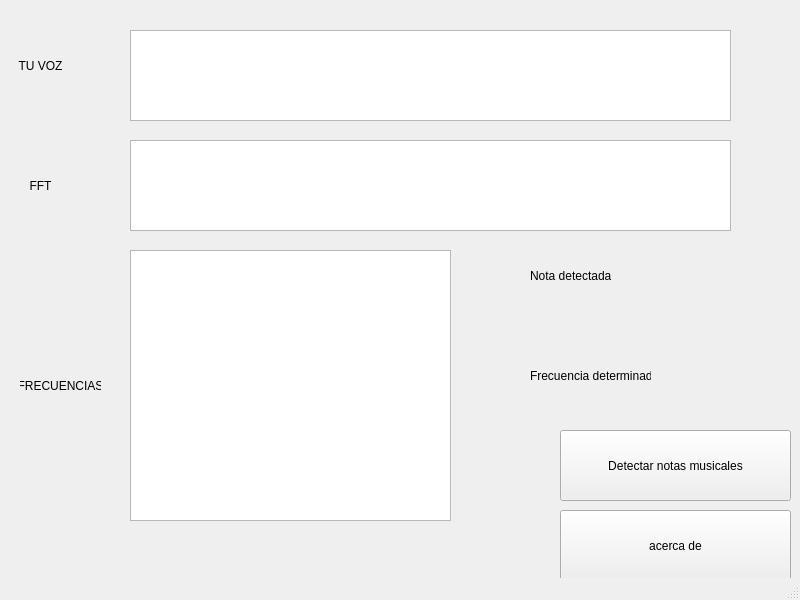
Qt form gui.ui (AllanDeuz/musicsetup) before a commit.
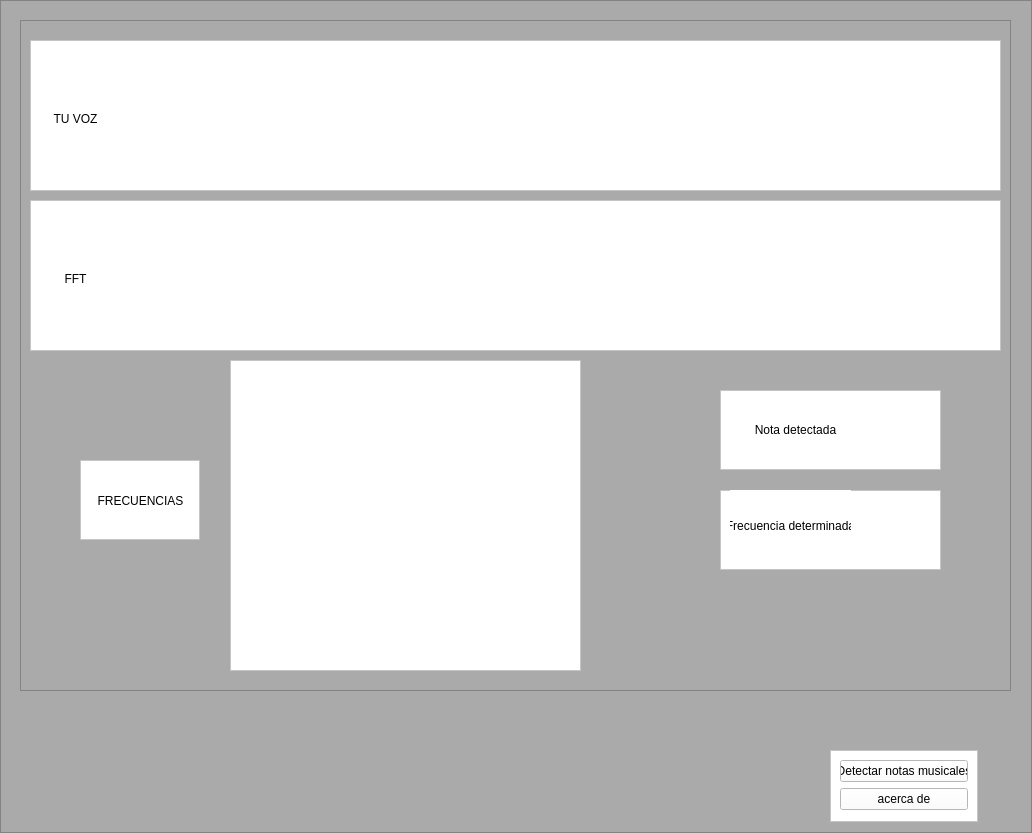
The same form after that commit.

Patch:
```diff
--- a/gui.ui
+++ b/gui.ui
@@ -6,23 +6,74 @@
    <rect>
     <x>0</x>
     <y>0</y>
-    <width>800</width>
-    <height>600</height>
+    <width>1032</width>
+    <height>833</height>
    </rect>
   </property>
   <property name="windowTitle">
    <string>musicSetup</string>
   </property>
   <widget class="QWidget" name="centralwidget">
+   <layout class="QGridLayout" name="gridLayout">
+    <property name="leftMargin">
+     <number>0</number>
+    </property>
+    <property name="topMargin">
+     <number>0</number>
+    </property>
+    <property name="rightMargin">
+     <number>0</number>
+    </property>
+    <property name="bottomMargin">
+     <number>0</number>
+    </property>
+    <item row="0" column="0">
+     <widget class="QFrame" name="frame">
+      <property name="sizePolicy">
+       <sizepolicy hsizetype="Maximum" vsizetype="Preferred">
+        <horstretch>0</horstretch>
+        <verstretch>0</verstretch>
+       </sizepolicy>
+      </property>
+      <property name="maximumSize">
+       <size>
+        <width>1130</width>
+        <height>16777215</height>
+       </size>
+      </property>
+      <property name="styleSheet">
+       <string notr="true">background-color: rgb(170, 170, 170);</string>
+      </property>
+      <property name="frameShape">
+       <enum>QFrame::StyledPanel</enum>
+      </property>
+      <property name="frameShadow">
+       <enum>QFrame::Raised</enum>
+      </property>
+      <property name="lineWidth">
+       <number>1</number>
+      </property>
+      <widget class="QFrame" name="frame_12">
+       <property name="geometry">
+        <rect>
+         <x>830</x>
+         <y>750</y>
+         <width>148</width>
+         <height>72</height>
+        </rect>
+       </property>
+       <property name="styleSheet">
+        <string notr="true">background-color: rgb(255, 255, 255);</string>
+       </property>
+       <property name="frameShape">
+        <enum>QFrame::StyledPanel</enum>
+       </property>
+       <property name="frameShadow">
+        <enum>QFrame::Raised</enum>
+       </property>
+       <layout class="QVBoxLayout" name="verticalLayout_6">
+        <item>
    <widget class="QPushButton" name="BdetectarNota">
-    <property name="geometry">
-     <rect>
-      <x>560</x>
-      <y>430</y>
-      <width>231</width>
-      <height>71</height>
-     </rect>
-    </property>
     <property name="cursor">
      <cursorShape>PointingHandCursor</cursorShape>
     </property>
@@ -42,114 +93,213 @@
      <bool>false</bool>
     </property>
    </widget>
+        </item>
+        <item>
    <widget class="QPushButton" name="BacercaDe">
-    <property name="geometry">
-     <rect>
-      <x>560</x>
-      <y>510</y>
-      <width>231</width>
-      <height>71</height>
-     </rect>
-    </property>
     <property name="text">
      <string>acerca de</string>
     </property>
    </widget>
-   <widget class="QGraphicsView" name="graficoVoz">
-    <property name="geometry">
-     <rect>
-      <x>130</x>
-      <y>30</y>
-      <width>601</width>
-      <height>91</height>
-     </rect>
-    </property>
-   </widget>
-   <widget class="QGraphicsView" name="graficoFFT">
+        </item>
+       </layout>
+      </widget>
+      <widget class="QFrame" name="mainDetectarNotas">
     <property name="geometry">
      <rect>
-      <x>130</x>
-      <y>140</y>
-      <width>601</width>
-      <height>91</height>
-     </rect>
-    </property>
-   </widget>
-   <widget class="QGraphicsView" name="graficoFrecuencia">
-    <property name="geometry">
-     <rect>
-      <x>130</x>
-      <y>250</y>
-      <width>321</width>
-      <height>271</height>
-     </rect>
-    </property>
-   </widget>
-   <widget class="QLabel" name="label">
-    <property name="geometry">
-     <rect>
-      <x>530</x>
-      <y>260</y>
-      <width>81</width>
-      <height>31</height>
-     </rect>
-    </property>
-    <property name="text">
-     <string>Nota detectada</string>
-    </property>
-   </widget>
-   <widget class="QLabel" name="notaDetectada">
+         <x>20</x>
+         <y>20</y>
+         <width>991</width>
+         <height>671</height>
+        </rect>
+       </property>
+       <property name="frameShape">
+        <enum>QFrame::StyledPanel</enum>
+       </property>
+       <property name="frameShadow">
+        <enum>QFrame::Raised</enum>
+       </property>
+       <widget class="QFrame" name="frame_9">
     <property name="geometry">
      <rect>
-      <x>680</x>
-      <y>250</y>
-      <width>51</width>
-      <height>51</height>
-     </rect>
-    </property>
-    <property name="text">
-     <string/>
-    </property>
-    <property name="alignment">
-     <set>Qt::AlignCenter</set>
-    </property>
-   </widget>
+          <x>700</x>
+          <y>470</y>
+          <width>221</width>
+          <height>80</height>
+         </rect>
+        </property>
+        <property name="styleSheet">
+         <string notr="true">background-color: rgb(255, 255, 255);</string>
+        </property>
+        <property name="frameShape">
+         <enum>QFrame::StyledPanel</enum>
+        </property>
+        <property name="frameShadow">
+         <enum>QFrame::Raised</enum>
+        </property>
    <widget class="QLabel" name="label_2">
     <property name="geometry">
      <rect>
-      <x>530</x>
-      <y>360</y>
+           <x>10</x>
+           <y>0</y>
       <width>121</width>
-      <height>31</height>
+           <height>71</height>
      </rect>
     </property>
     <property name="text">
      <string>Frecuencia determinada</string>
     </property>
-   </widget>
-   <widget class="QLabel" name="frecuenciaDetectada">
+         <property name="alignment">
+          <set>Qt::AlignCenter</set>
+         </property>
+        </widget>
+        <widget class="QWidget" name="verticalLayoutWidget_5">
     <property name="geometry">
      <rect>
-      <x>680</x>
-      <y>350</y>
-      <width>51</width>
-      <height>51</height>
-     </rect>
-    </property>
+           <x>140</x>
+           <y>10</y>
+           <width>71</width>
+           <height>61</height>
+          </rect>
+         </property>
+         <layout class="QVBoxLayout" name="FrecuenciaDetectada"/>
+        </widget>
+       </widget>
+       <widget class="QFrame" name="frame_2">
+        <property name="geometry">
+         <rect>
+          <x>210</x>
+          <y>340</y>
+          <width>351</width>
+          <height>311</height>
+         </rect>
+        </property>
+        <property name="styleSheet">
+         <string notr="true">background-color: rgb(255, 255, 255);</string>
+        </property>
+        <property name="frameShape">
+         <enum>QFrame::StyledPanel</enum>
+        </property>
+        <property name="frameShadow">
+         <enum>QFrame::Raised</enum>
+        </property>
+        <widget class="QWidget" name="verticalLayoutWidget_3">
+         <property name="geometry">
+          <rect>
+           <x>10</x>
+           <y>10</y>
+           <width>331</width>
+           <height>291</height>
+          </rect>
+         </property>
+         <layout class="QVBoxLayout" name="graficoHzNota"/>
+        </widget>
+       </widget>
+       <widget class="QFrame" name="frame_7">
+        <property name="geometry">
+         <rect>
+          <x>60</x>
+          <y>440</y>
+          <width>120</width>
+          <height>80</height>
+         </rect>
+        </property>
+        <property name="styleSheet">
+         <string notr="true">background-color: rgb(255, 255, 255);</string>
+        </property>
+        <property name="frameShape">
+         <enum>QFrame::StyledPanel</enum>
+        </property>
+        <property name="frameShadow">
+         <enum>QFrame::Raised</enum>
+        </property>
+        <widget class="QLabel" name="label_5">
+         <property name="geometry">
+          <rect>
+           <x>10</x>
+           <y>20</y>
+           <width>101</width>
+           <height>41</height>
+          </rect>
+         </property>
     <property name="text">
-     <string/>
+          <string>FRECUENCIAS</string>
     </property>
     <property name="alignment">
      <set>Qt::AlignCenter</set>
     </property>
    </widget>
+       </widget>
+       <widget class="QFrame" name="frame_8">
+        <property name="geometry">
+         <rect>
+          <x>700</x>
+          <y>370</y>
+          <width>221</width>
+          <height>80</height>
+         </rect>
+        </property>
+        <property name="styleSheet">
+         <string notr="true">background-color: rgb(255, 255, 255);</string>
+        </property>
+        <property name="frameShape">
+         <enum>QFrame::StyledPanel</enum>
+        </property>
+        <property name="frameShadow">
+         <enum>QFrame::Raised</enum>
+        </property>
+        <widget class="QLabel" name="label">
+         <property name="geometry">
+          <rect>
+           <x>10</x>
+           <y>20</y>
+           <width>131</width>
+           <height>39</height>
+          </rect>
+         </property>
+         <property name="text">
+          <string>Nota detectada</string>
+         </property>
+         <property name="alignment">
+          <set>Qt::AlignCenter</set>
+         </property>
+        </widget>
+        <widget class="QWidget" name="verticalLayoutWidget_4">
+         <property name="geometry">
+          <rect>
+           <x>140</x>
+           <y>10</y>
+           <width>71</width>
+           <height>61</height>
+          </rect>
+         </property>
+         <layout class="QVBoxLayout" name="notaDetectada"/>
+        </widget>
+       </widget>
+       <widget class="QFrame" name="frame_5">
+        <property name="geometry">
+         <rect>
+          <x>10</x>
+          <y>20</y>
+          <width>971</width>
+          <height>151</height>
+         </rect>
+        </property>
+        <property name="styleSheet">
+         <string notr="true">background-color: rgb(255, 255, 255);</string>
+        </property>
+        <property name="frameShape">
+         <enum>QFrame::StyledPanel</enum>
+        </property>
+        <property name="frameShadow">
+         <enum>QFrame::Raised</enum>
+        </property>
    <widget class="QLabel" name="label_3">
     <property name="geometry">
      <rect>
-      <x>0</x>
-      <y>50</y>
-      <width>81</width>
-      <height>31</height>
+           <x>20</x>
+           <y>40</y>
+           <width>51</width>
+           <height>78</height>
      </rect>
     </property>
     <property name="text">
@@ -159,13 +309,43 @@
      <set>Qt::AlignCenter</set>
     </property>
    </widget>
+        <widget class="QWidget" name="verticalLayoutWidget">
+         <property name="geometry">
+          <rect>
+           <x>80</x>
+           <y>10</y>
+           <width>881</width>
+           <height>131</height>
+          </rect>
+         </property>
+         <layout class="QVBoxLayout" name="graficoVoz"/>
+        </widget>
+       </widget>
+       <widget class="QFrame" name="frame_4">
+        <property name="geometry">
+         <rect>
+          <x>10</x>
+          <y>180</y>
+          <width>971</width>
+          <height>151</height>
+         </rect>
+        </property>
+        <property name="styleSheet">
+         <string notr="true">background-color: rgb(255, 255, 255);</string>
+        </property>
+        <property name="frameShape">
+         <enum>QFrame::StyledPanel</enum>
+        </property>
+        <property name="frameShadow">
+         <enum>QFrame::Raised</enum>
+        </property>
    <widget class="QLabel" name="label_4">
     <property name="geometry">
      <rect>
-      <x>0</x>
-      <y>170</y>
-      <width>81</width>
-      <height>31</height>
+           <x>20</x>
+           <y>40</y>
+           <width>51</width>
+           <height>78</height>
      </rect>
     </property>
     <property name="text">
@@ -175,24 +355,23 @@
      <set>Qt::AlignCenter</set>
     </property>
    </widget>
-   <widget class="QLabel" name="label_5">
+        <widget class="QWidget" name="verticalLayoutWidget_2">
     <property name="geometry">
      <rect>
-      <x>20</x>
-      <y>370</y>
-      <width>81</width>
-      <height>31</height>
-     </rect>
-    </property>
-    <property name="text">
-     <string>FRECUENCIAS</string>
-    </property>
-    <property name="alignment">
-     <set>Qt::AlignCenter</set>
-    </property>
-   </widget>
-  </widget>
-  <widget class="QStatusBar" name="statusbar"/>
+           <x>80</x>
+           <y>10</y>
+           <width>881</width>
+           <height>131</height>
+          </rect>
+         </property>
+         <layout class="QVBoxLayout" name="graficoFFT"/>
+        </widget>
+       </widget>
+      </widget>
+     </widget>
+    </item>
+   </layout>
+  </widget>
  </widget>
  <resources/>
  <connections/>
```
Lines whose indentation alone changed are shown as unchanged.
